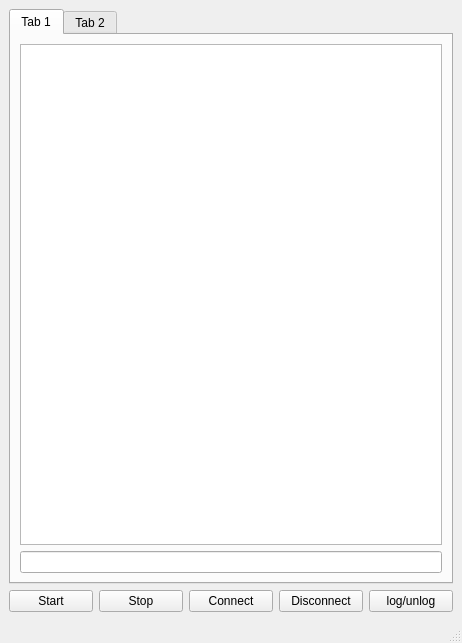
Above: vpn-mon2/mainwindow.ui from elapidae/elvpn before the change. Below: the same form after it.
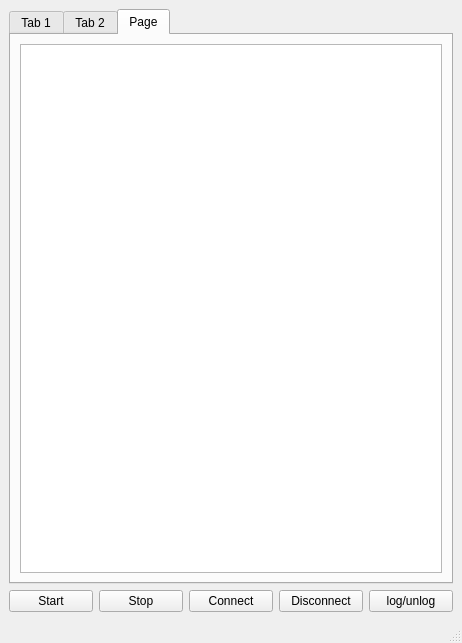
That is the form after the change.

Commit message: feat: add table to vpn-mon2

What changed in the file:
```diff
--- a/vpn-mon2/mainwindow.ui
+++ b/vpn-mon2/mainwindow.ui
@@ -18,7 +18,7 @@
     <item>
      <widget class="QTabWidget" name="tabWidget">
       <property name="currentIndex">
-       <number>0</number>
+       <number>2</number>
       </property>
       <widget class="QWidget" name="tab">
        <attribute name="title">
@@ -43,6 +43,22 @@
         </item>
        </layout>
       </widget>
+      <widget class="QWidget" name="tab_3">
+       <attribute name="title">
+        <string>Page</string>
+       </attribute>
+       <layout class="QVBoxLayout" name="verticalLayout_4">
+        <item>
+         <widget class="QTableWidget" name="table">
+          <property name="font">
+           <font>
+            <family>Courier 10 Pitch</family>
+           </font>
+          </property>
+         </widget>
+        </item>
+       </layout>
+      </widget>
      </widget>
     </item>
     <item>
```
The commit also changes 6 other files.
